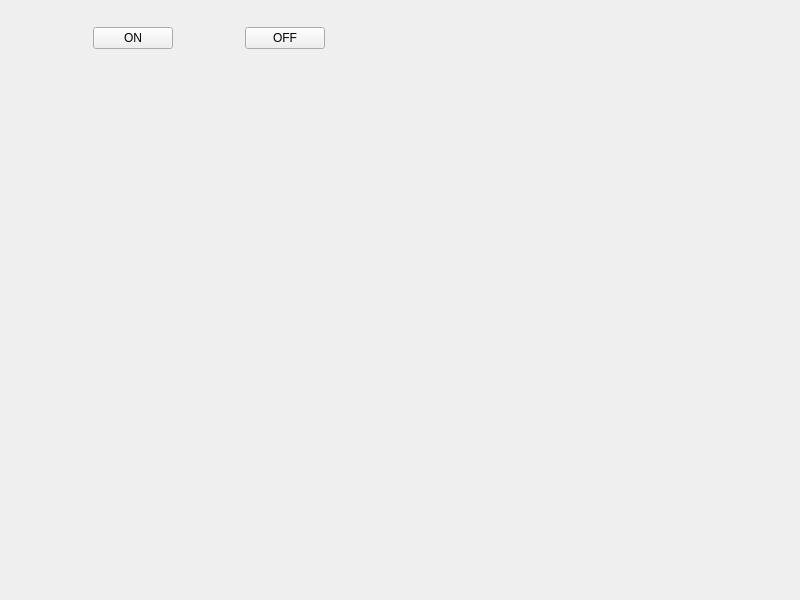
Before: the Qt Designer form UiVoitureReel/mainwindow.ui in niiitnek/VoitureAutonome, drawn with Qt 5.
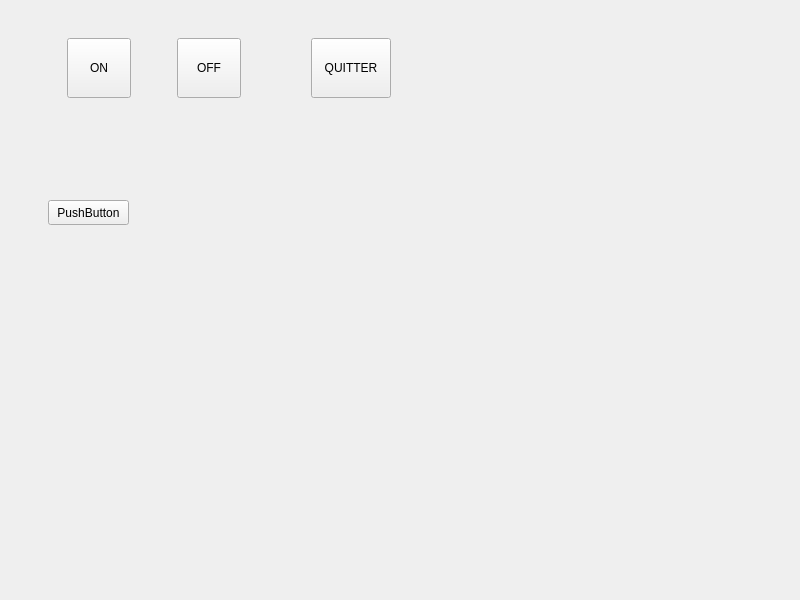
After: the same form once the commit is applied.

What changed in the file:
```diff
--- a/UiVoitureReel/mainwindow.ui
+++ b/UiVoitureReel/mainwindow.ui
@@ -26,6 +26,12 @@
       <layout class="QVBoxLayout" name="verticalLayout">
        <item>
         <widget class="QWidget" name="widgetBP" native="true">
+         <property name="minimumSize">
+          <size>
+           <width>0</width>
+           <height>100</height>
+          </size>
+         </property>
          <property name="maximumSize">
           <size>
            <width>16777215</width>
@@ -48,6 +54,12 @@
           </item>
           <item>
            <widget class="QPushButton" name="bpOn">
+            <property name="minimumSize">
+             <size>
+              <width>60</width>
+              <height>60</height>
+             </size>
+            </property>
             <property name="text">
              <string>ON</string>
             </property>
@@ -68,11 +80,30 @@
           </item>
           <item>
            <widget class="QPushButton" name="bpOff">
+            <property name="minimumSize">
+             <size>
+              <width>60</width>
+              <height>60</height>
+             </size>
+            </property>
             <property name="text">
              <string>OFF</string>
             </property>
            </widget>
           </item>
+          <item>
+           <spacer name="horizontalSpacer_4">
+            <property name="orientation">
+             <enum>Qt::Horizontal</enum>
+            </property>
+            <property name="sizeHint" stdset="0">
+             <size>
+              <width>40</width>
+              <height>20</height>
+             </size>
+            </property>
+           </spacer>
+          </item>
           <item>
            <spacer name="horizontalSpacer_3">
             <property name="orientation">
@@ -86,9 +117,58 @@
             </property>
            </spacer>
           </item>
+          <item>
+           <widget class="QPushButton" name="bpQuitter">
+            <property name="minimumSize">
+             <size>
+              <width>0</width>
+              <height>60</height>
+             </size>
+            </property>
+            <property name="text">
+             <string>QUITTER</string>
+            </property>
+           </widget>
+          </item>
          </layout>
         </widget>
        </item>
+       <item>
+        <spacer name="verticalSpacer_2">
+         <property name="orientation">
+          <enum>Qt::Vertical</enum>
+         </property>
+         <property name="sizeHint" stdset="0">
+          <size>
+           <width>20</width>
+           <height>40</height>
+          </size>
+         </property>
+        </spacer>
+       </item>
+       <item>
+        <widget class="QWidget" name="widgetCheckUp" native="true">
+         <property name="minimumSize">
+          <size>
+           <width>0</width>
+           <height>100</height>
+          </size>
+         </property>
+         <widget class="QPushButton" name="pushButton">
+          <property name="geometry">
+           <rect>
+            <x>30</x>
+            <y>50</y>
+            <width>81</width>
+            <height>25</height>
+           </rect>
+          </property>
+          <property name="text">
+           <string>PushButton</string>
+          </property>
+         </widget>
+        </widget>
+       </item>
        <item>
         <spacer name="verticalSpacer">
          <property name="orientation">
@@ -103,19 +183,31 @@
         </spacer>
        </item>
        <item>
-        <widget class="QWidget" name="widgetLidar" native="true">
+        <widget class="QWidget" name="widget" native="true">
          <property name="minimumSize">
           <size>
-           <width>250</width>
+           <width>300</width>
            <height>300</height>
           </size>
          </property>
-         <property name="maximumSize">
-          <size>
-           <width>16777215</width>
-           <height>300</height>
-          </size>
-         </property>
+         <layout class="QHBoxLayout" name="horizontalLayout_3">
+          <item>
+           <widget class="QWidget" name="widgetLidar" native="true">
+            <property name="minimumSize">
+             <size>
+              <width>250</width>
+              <height>250</height>
+             </size>
+            </property>
+            <property name="maximumSize">
+             <size>
+              <width>250</width>
+              <height>250</height>
+             </size>
+            </property>
+           </widget>
+          </item>
+         </layout>
         </widget>
        </item>
       </layout>
```
